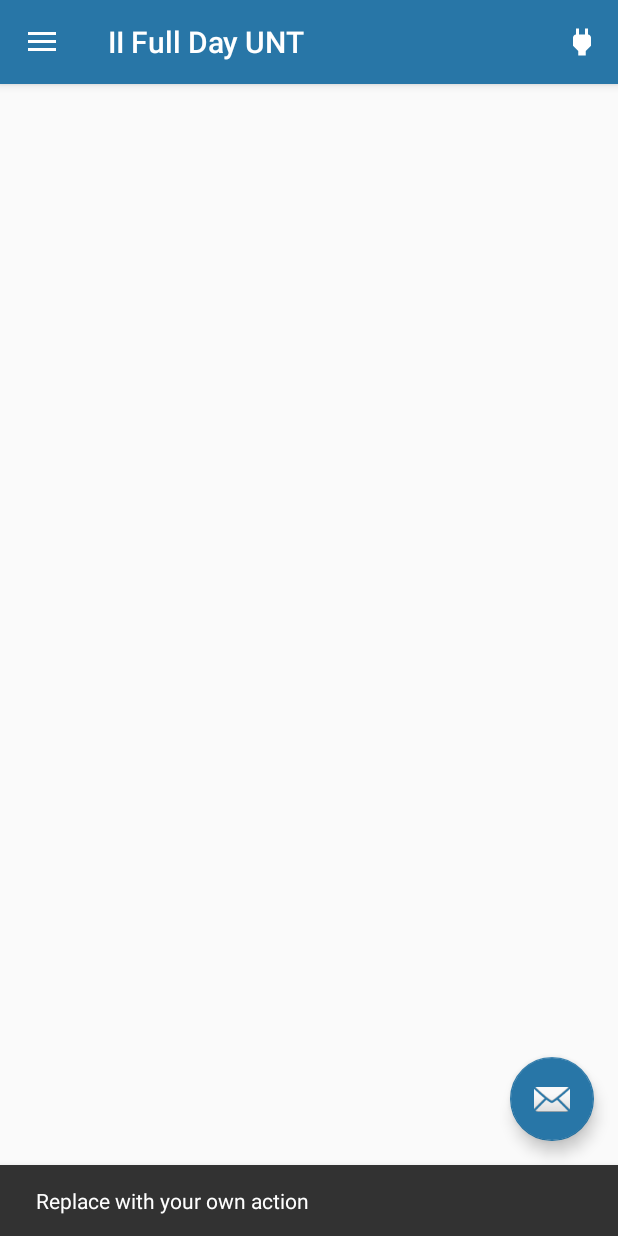
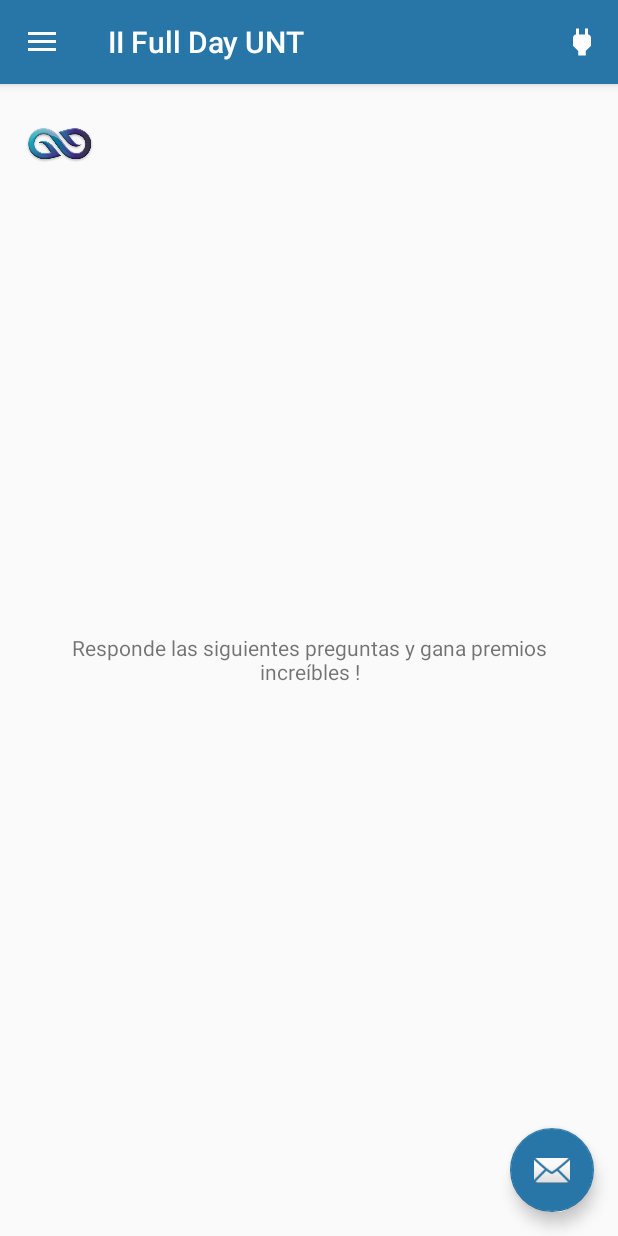
Before and after one commit to JCarlosR/FullDay2016, an Android app: the PanelActivity screen opened directly, with no data from a screen before it, in the side drawer, after a tap on "Responder encuesta", on a phone screen of 412 x 824 dp. Run offline under Robolectric (Android 15) with nearby library versions, the phone set to English and light mode, and no system bars; 1 statement that could not run was skipped.

Commit message:
Fragment transactions and Global class

```diff
--- a/app/build.gradle
+++ b/app/build.gradle
@@ -27,8 +27,12 @@ dependencies {
     compile 'com.android.support:appcompat-v7:24.2.1'
     compile 'com.google.firebase:firebase-messaging:9.8.0'
     compile 'com.android.support:design:24.2.1'
+    compile 'com.android.support:support-v4:24.2.1'
     testCompile 'junit:junit:4.12'
 }
 
 
+
+
+
 apply plugin: 'com.google.gms.google-services'
--- a/app/src/main/AndroidManifest.xml
+++ b/app/src/main/AndroidManifest.xml
@@ -35,10 +35,10 @@
         </service>
 
         <activity
-            android:name=".PanelActivity"
+            android:name=".ui.PanelActivity"
             android:label="@string/title_activity_panel"
             android:theme="@style/AppTheme.NoActionBar" />
-        <activity android:name=".LoginActivity"></activity>
+        <activity android:name=".ui.LoginActivity"></activity>
     </application>
 
 </manifest>
--- a/app/src/main/java/com/youtube/sorcjc/fullday2016/MainActivity.java
+++ b/app/src/main/java/com/youtube/sorcjc/fullday2016/MainActivity.java
@@ -3,6 +3,8 @@ package com.youtube.sorcjc.fullday2016;
 import android.content.Intent;
 import android.os.Bundle;
 import android.support.v7.app.AppCompatActivity;
+
+import com.youtube.sorcjc.fullday2016.ui.LoginActivity;
 
 public class MainActivity extends AppCompatActivity {
 
--- a/app/src/main/java/com/youtube/sorcjc/fullday2016/LoginActivity.java
+++ b/app/src/main/java/com/youtube/sorcjc/fullday2016/ui/LoginActivity.java
@@ -1,10 +1,13 @@
-package com.youtube.sorcjc.fullday2016;
+package com.youtube.sorcjc.fullday2016.ui;
 
 import android.content.Intent;
 import android.support.v7.app.AppCompatActivity;
 import android.os.Bundle;
 import android.view.View;
 import android.widget.Button;
+
+import com.youtube.sorcjc.fullday2016.R;
+import com.youtube.sorcjc.fullday2016.ui.PanelActivity;
 
 public class LoginActivity extends AppCompatActivity implements View.OnClickListener {
 
--- a/app/src/main/java/com/youtube/sorcjc/fullday2016/PanelActivity.java
+++ b/app/src/main/java/com/youtube/sorcjc/fullday2016/ui/PanelActivity.java
@@ -1,10 +1,13 @@
-package com.youtube.sorcjc.fullday2016;
+package com.youtube.sorcjc.fullday2016.ui;
 
 import android.content.DialogInterface;
 import android.content.Intent;
 import android.os.Bundle;
+import android.support.annotation.NonNull;
 import android.support.design.widget.FloatingActionButton;
 import android.support.design.widget.Snackbar;
+import android.support.v4.app.Fragment;
+import android.support.v4.app.FragmentManager;
 import android.support.v7.app.AlertDialog;
 import android.util.Log;
 import android.view.View;
@@ -16,8 +19,13 @@ import android.support.v7.app.AppCompatActivity;
 import android.support.v7.widget.Toolbar;
 import android.view.Menu;
 import android.view.MenuItem;
+import android.widget.Toast;
 
 import com.google.firebase.iid.FirebaseInstanceId;
+import com.youtube.sorcjc.fullday2016.R;
+import com.youtube.sorcjc.fullday2016.ui.fragment.AboutFragment;
+import com.youtube.sorcjc.fullday2016.ui.fragment.EventFragment;
+import com.youtube.sorcjc.fullday2016.ui.fragment.PollsFragment;
 
 public class PanelActivity extends AppCompatActivity
         implements NavigationView.OnNavigationItemSelectedListener {
@@ -99,17 +107,20 @@ public class PanelActivity extends AppCompatActivity
         adb.show();
     }
 
-    @SuppressWarnings("StatementWithEmptyBody")
     @Override
-    public boolean onNavigationItemSelected(MenuItem item) {
-        // Handle navigation view item clicks here.
+    public boolean onNavigationItemSelected(@NonNull MenuItem item) {
         int id = item.getItemId();
+
+        Fragment fragment = null;
+        FragmentManager fragmentManager = getSupportFragmentManager();
 
         switch (id) {
             case R.id.nav_info:
+                fragment = new EventFragment();
                 break;
 
             case R.id.nav_polls:
+                fragment = new PollsFragment();
                 break;
 
             case R.id.nav_camera:
@@ -122,7 +133,16 @@ public class PanelActivity extends AppCompatActivity
                 break;
 
             case R.id.nav_about:
+                fragment = new AboutFragment();
+                // Toast.makeText(this, "Fragment instanciado", Toast.LENGTH_SHORT).show();
                 break;
+        }
+
+        if (fragment != null) {
+            // Toast.makeText(this, "Fragment será asignado", Toast.LENGTH_SHORT).show();
+            fragmentManager.beginTransaction()
+                    .replace(R.id.content_panel, fragment)
+                    .commit();
         }
 
         DrawerLayout drawer = (DrawerLayout) findViewById(R.id.drawer_layout);
--- /dev/null
+++ b/app/src/main/java/com/youtube/sorcjc/fullday2016/ui/fragment/EventFragment.java
@@ -0,0 +1,30 @@
+package com.youtube.sorcjc.fullday2016.ui.fragment;
+
+
+import android.os.Bundle;
+import android.support.v4.app.Fragment;
+import android.view.LayoutInflater;
+import android.view.View;
+import android.view.ViewGroup;
+
+import com.youtube.sorcjc.fullday2016.R;
+
+/**
+ * A simple {@link Fragment} subclass.
+ */
+public class EventFragment extends Fragment {
+
+
+    public EventFragment() {
+        // Required empty public constructor
+    }
+
+
+    @Override
+    public View onCreateView(LayoutInflater inflater, ViewGroup container,
+                             Bundle savedInstanceState) {
+        // Inflate the layout for this fragment
+        return inflater.inflate(R.layout.fragment_event, container, false);
+    }
+
+}
--- /dev/null
+++ b/app/src/main/java/com/youtube/sorcjc/fullday2016/ui/fragment/PollsFragment.java
@@ -0,0 +1,30 @@
+package com.youtube.sorcjc.fullday2016.ui.fragment;
+
+
+import android.os.Bundle;
+import android.support.v4.app.Fragment;
+import android.view.LayoutInflater;
+import android.view.View;
+import android.view.ViewGroup;
+
+import com.youtube.sorcjc.fullday2016.R;
+
+/**
+ * A simple {@link Fragment} subclass.
+ */
+public class PollsFragment extends Fragment {
+
+
+    public PollsFragment() {
+        // Required empty public constructor
+    }
+
+
+    @Override
+    public View onCreateView(LayoutInflater inflater, ViewGroup container,
+                             Bundle savedInstanceState) {
+        // Inflate the layout for this fragment
+        return inflater.inflate(R.layout.fragment_polls, container, false);
+    }
+
+}
--- a/app/src/main/res/layout/activity_login.xml
+++ b/app/src/main/res/layout/activity_login.xml
@@ -9,7 +9,7 @@
     android:paddingRight="@dimen/activity_horizontal_margin"
     android:paddingTop="@dimen/activity_vertical_margin"
     android:orientation="vertical"
-    tools:context="com.youtube.sorcjc.fullday2016.LoginActivity">
+    tools:context="com.youtube.sorcjc.fullday2016.ui.LoginActivity">
 
     <android.support.design.widget.TextInputLayout
         android:layout_width="match_parent"
--- a/app/src/main/res/layout/app_bar_panel.xml
+++ b/app/src/main/res/layout/app_bar_panel.xml
@@ -5,7 +5,7 @@
     android:layout_width="match_parent"
     android:layout_height="match_parent"
     android:fitsSystemWindows="true"
-    tools:context="com.youtube.sorcjc.fullday2016.PanelActivity">
+    tools:context="com.youtube.sorcjc.fullday2016.ui.PanelActivity">
 
     <android.support.design.widget.AppBarLayout
         android:layout_width="match_parent"
--- a/app/src/main/res/layout/content_panel.xml
+++ b/app/src/main/res/layout/content_panel.xml
@@ -10,7 +10,13 @@
     android:paddingRight="@dimen/activity_horizontal_margin"
     android:paddingTop="@dimen/activity_vertical_margin"
     app:layout_behavior="@string/appbar_scrolling_view_behavior"
-    tools:context="com.youtube.sorcjc.fullday2016.PanelActivity"
-    tools:showIn="@layout/app_bar_panel">
+    tools:context="com.youtube.sorcjc.fullday2016.ui.PanelActivity"
+    tools:showIn="@layout/app_bar_panel"
+    android:gravity="center">
+
+    <ImageView
+        android:src="@mipmap/ic_launcher"
+        android:layout_width="wrap_content"
+        android:layout_height="wrap_content" />
 
 </RelativeLayout>
--- /dev/null
+++ b/app/src/main/res/layout/fragment_polls.xml
@@ -0,0 +1,13 @@
+<LinearLayout xmlns:android="http://schemas.android.com/apk/res/android"
+    xmlns:tools="http://schemas.android.com/tools"
+    android:layout_width="match_parent"
+    android:layout_height="match_parent"
+    tools:context="com.youtube.sorcjc.fullday2016.ui.fragment.PollsFragment">
+
+    <TextView
+        android:gravity="center"
+        android:layout_width="match_parent"
+        android:layout_height="match_parent"
+        android:text="Responde las siguientes preguntas y gana premios increíbles !" />
+
+</LinearLayout>
--- a/app/src/main/res/values/strings.xml
+++ b/app/src/main/res/values/strings.xml
@@ -7,4 +7,7 @@
 
     <string name="action_settings">Ajustes</string>
     <string name="action_logout">Cerrar sesión</string>
+
+    <!-- TODO: Remove or change this placeholder text -->
+    <string name="hello_blank_fragment">Hello blank fragment</string>
 </resources>
```
Also changed, not shown: app/src/main/java/com/youtube/sorcjc/fullday2016/Global.java (added, +21 -0 lines), app/src/main/java/com/youtube/sorcjc/fullday2016/ui/fragment/AboutFragment.java (added, +30 -0 lines), app/src/main/res/layout/fragment_about.xml (added, +14 -0 lines), app/src/main/res/layout/fragment_event.xml (added, +13 -0 lines).
